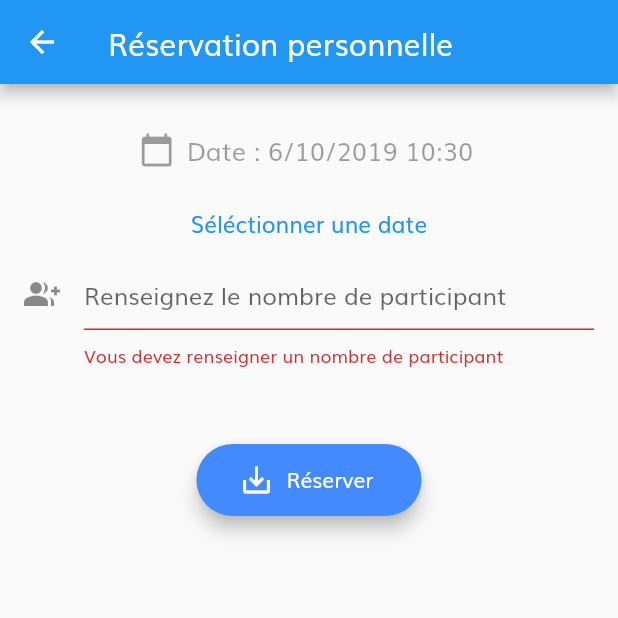
After one commit to A2lam/goodtime, a Flutter app: the SingleReservationRoute screen opened directly, after a tap on "Réserver", on a phone screen of 412 x 824 dp, the top half of it. The commit adds this screen. Run offline on Flutter 3.47's test engine with Material 2 defaults, Android fonts, the light colour scheme and no system bars; our stand-ins replace firebase_auth, flutter_datetime_picker, flutter_secure_storage, google_maps_flutter; accounts and stored records are empty; network calls fail.

Commit message:
Implementing single reservation screen

```diff
--- a/lib/routes/BarDetailsRoute.dart
+++ b/lib/routes/BarDetailsRoute.dart
@@ -1,6 +1,7 @@
 import 'package:flutter/cupertino.dart';
 import 'package:flutter/material.dart';
 import 'package:goodtime/models/Bar.dart';
+import 'package:goodtime/routes/SingleReservationRoute.dart';
 
 class BarDetailsRoute extends StatefulWidget
 {
@@ -102,7 +103,7 @@ class _BarDetailsRouteState extends State<BarDetailsRoute>
         backgroundColor: Colors.pinkAccent,
         icon: Icon(Icons.person),
         label: Text("Réservation personnelle"),
-        onPressed: () => {},
+        onPressed: () => Navigator.push(context, MaterialPageRoute(builder: (context) => SingleReservationRoute(bar: widget.bar))),
       ),
     ),
   );
--- /dev/null
+++ b/lib/routes/SingleReservationRoute.dart
@@ -0,0 +1,198 @@
+import 'package:flutter/material.dart';
+import 'package:flutter_datetime_picker/flutter_datetime_picker.dart';
+import 'package:goodtime/models/Bar.dart';
+
+class SingleReservationRoute extends StatefulWidget
+{
+  final Bar bar;
+
+  SingleReservationRoute({ Key key, this.bar }) : super(key: key);
+
+  @override
+  State<StatefulWidget> createState() => new _SingleReservationRouteState();
+}
+
+class _SingleReservationRouteState extends State<SingleReservationRoute>
+{
+  final GlobalKey<FormState> _formKey = new GlobalKey<FormState>();
+  DateTime _date = DateTime.now();
+  int _numberOfParticipants;
+  String _errorMessage;
+  bool _isLoading;
+  bool _isIos;
+
+  /// Initialization
+  @override
+  void initState() {
+    _errorMessage = "";
+    _isLoading = false;
+    super.initState();
+  }
+
+  /// Displays selected datetime
+  Widget _showSelectedDatetime() => Container(
+    margin: EdgeInsets.only(top: 20.0),
+    child: Center(
+      child: FlatButton.icon(
+        onPressed: null,
+        icon: Icon(Icons.calendar_today),
+        label: Text(
+          "Date : " + _date.day.toString() + "/" + _date.month.toString() + "/" + _date.year.toString() + " " +_date.hour.toString() + ":" + _date.minute.toString(),
+          style: TextStyle(fontSize: 17.0),
+        )
+      ),
+    ),
+  );
+  /// Displays Datetime picker dialog
+  Widget _showDateTimePicker(BuildContext context) => Container(
+    child: FlatButton(
+      child: Text(
+        'Séléctionner une date',
+        style: TextStyle(
+          color: Colors.blue,
+          fontSize: 15.0,
+        ),
+      ),
+      onPressed: () {
+        DatePicker.showDateTimePicker(context,
+          showTitleActions: true,
+          onConfirm: (date) {
+            print('confirm $date');
+            setState(() {
+              _date = date;
+            });
+          },
+          currentTime: DateTime.now(), locale: LocaleType.fr
+        );
+      },
+    ),
+  );
+
+  /// Displays error message
+  Widget _showErrorMessage() {
+    if (_errorMessage.length > 0 && _errorMessage != null) {
+      return new Center(
+        child: Text(
+          _errorMessage,
+          style: TextStyle(
+            fontSize: 15.0,
+            color: Colors.red,
+            height: 1.0,
+            fontWeight: FontWeight.w300
+          ),
+        ),
+      );
+    }
+    else {
+      return new Container(
+        height: 0.0,
+      );
+    }
+  }
+
+  /// Displays number of participants input
+  Widget _showNumberOfParticipantsInput() => new TextFormField(
+    maxLines: 1,
+    decoration: const InputDecoration(
+      icon: const Icon(Icons.group_add),
+      hintText: 'Renseignez le nombre de participant',
+    ),
+    validator: (value) => value.isEmpty ? 'Vous devez renseigner un nombre de participant' : null,
+    onSaved: (value) => _numberOfParticipants = int.parse(value),
+  );
+
+  /// Validates and submits the form
+  void _validateAndSubmit() async {
+    final form = _formKey.currentState;
+    if (form.validate()) {
+      form.save();
+
+      try {
+        // Call to the API
+
+        if (true) {
+
+        }
+        else {
+          setState(() {
+            _isLoading = false;
+            _errorMessage = "Erreur lors de la réservation !";
+          });
+        }
+      }
+      catch (e) {
+        print('Error: $e');
+        setState(() {
+          _isLoading = false;
+          if (_isIos) {
+            _errorMessage = e.details;
+          }
+          else {
+            _errorMessage = e.message;
+          }
+        });
+      }
+    }
+  }
+
+  /// Displays submit button
+  Widget _showSubmitButton() => Container(
+    margin: EdgeInsets.only(top: 50.0, left: 65.0, right: 65.0),
+    child: Center(
+      child: RaisedButton(
+        elevation: 5.0,
+        shape: new RoundedRectangleBorder(
+          borderRadius: new BorderRadius.circular(30.0)
+        ),
+        color: Colors.blueAccent,
+        child: FlatButton.icon(
+          onPressed: null,
+          icon: Icon(Icons.save_alt, color: Colors.white),
+          label: Text("Réserver", style: TextStyle(color: Colors.white))
+        ),
+        onPressed: () => _validateAndSubmit(),
+      ),
+    ),
+  );
+
+  /// Displays the form
+  Widget _showForm() => Container(
+    child: new SafeArea(
+      top: false,
+      bottom: false,
+      child: new Form(
+        key: _formKey,
+        autovalidate: true,
+        child: new ListView(
+          padding: const EdgeInsets.symmetric(horizontal: 16.0),
+          scrollDirection: Axis.vertical,
+          shrinkWrap: true,
+          children: <Widget>[
+            _showNumberOfParticipantsInput(),
+            _showSubmitButton(),
+            _showErrorMessage(),
+          ],
+        )
+      ),
+    ),
+  );
+
+  @override
+  Widget build(BuildContext context) {
+    _isIos = Theme.of(context).platform == TargetPlatform.iOS;
+    return Scaffold(
+      appBar: AppBar(
+        title: Text("Réservation personnelle"),
+      ),
+      body: Center(
+        child: Column(
+          children: <Widget>[
+            _showSelectedDatetime(),
+            _showDateTimePicker(context),
+            _showForm()
+          ],
+        ),
+      ),
+    );
+  }
+}
```
